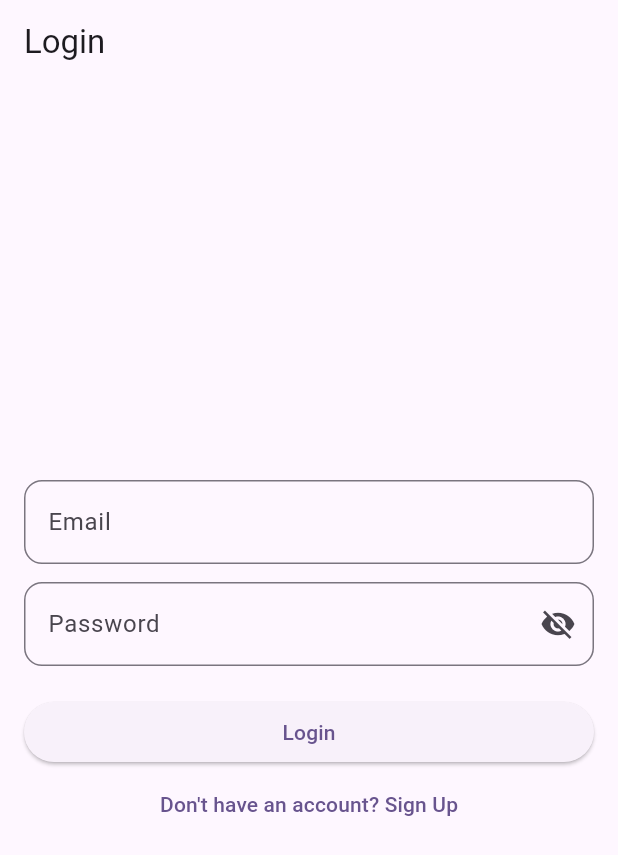
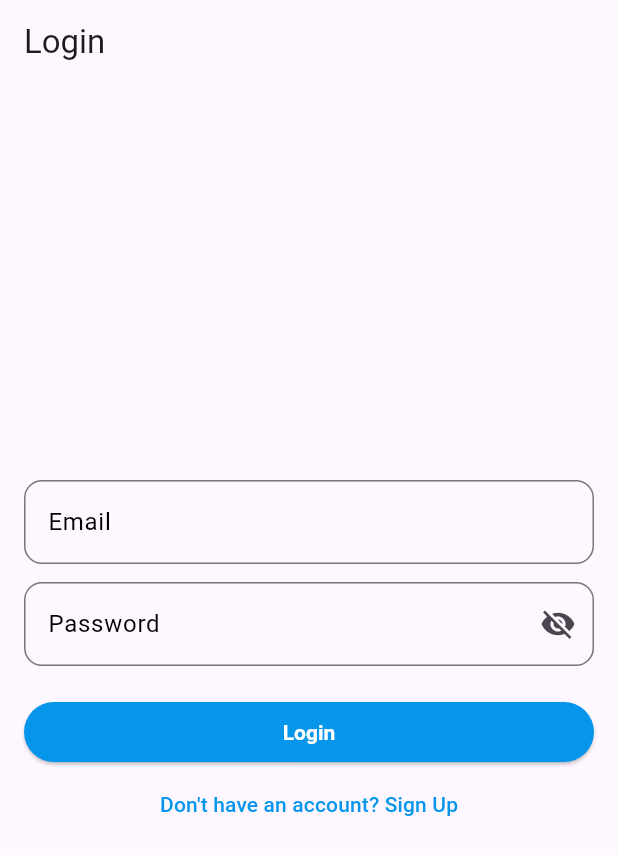
Before and after one commit to MustafaHassan22/games, a Flutter app: the screen it shows after launch, on a phone screen of 412 x 824 dp. Shown: the top 855 px of the screen. Run offline on Flutter 3.47's test engine with Material 3 defaults, Android fonts, the phone set to English and light mode, and no system bars; our stand-ins replace dartz, dio, equatable, firebase_auth, firebase_core, flutter_bloc and 2 more; accounts and stored records are empty.

Commit message:
setup appTheme

```diff
--- /dev/null
+++ b/lib/core/theme/app_theme.dart
@@ -0,0 +1,40 @@
+import 'package:flutter/material.dart';
+
+class AppTheme {
+  // static _border([Color color = AppPallete.borderColor]) => OutlineInputBorder(
+  //       borderSide: BorderSide(
+  //         color: color,
+  //         width: 3,
+  //       ),
+  //       borderRadius: BorderRadius.circular(10),
+  //     );
+  static ThemeData get lightTheme {
+    return ThemeData(
+        primaryColor: const Color.fromARGB(255, 5, 150, 235),
+        textButtonTheme: TextButtonThemeData(
+            style: TextButton.styleFrom(
+          foregroundColor: const Color.fromARGB(255, 5, 150, 235),
+        )),
+        elevatedButtonTheme: ElevatedButtonThemeData(
+          style: ElevatedButton.styleFrom(
+            backgroundColor: const Color.fromARGB(255, 5, 150, 235),
+            foregroundColor: Colors.white,
+            textStyle: const TextStyle(
+              fontWeight: FontWeight.bold,
+            ),
+          ),
+        ),
+        inputDecorationTheme: InputDecorationTheme(
+          labelStyle: const TextStyle(
+            color: Colors.black,
+          ),
+          focusedBorder: OutlineInputBorder(
+            borderSide: const BorderSide(
+              color: Color.fromARGB(255, 5, 150, 235),
+            ),
+            borderRadius: BorderRadius.circular(12),
+          ),
+        ),
+        textTheme: const TextTheme());
+  }
+}
--- a/lib/feature/auth/presentation/views/login_view.dart
+++ b/lib/feature/auth/presentation/views/login_view.dart
@@ -114,7 +114,9 @@ class _LoginScreenState extends State<LoginScreen> {
         context,
         MaterialPageRoute(builder: (_) => const SignUpScreen()),
       ),
-      child: const Text("Don't have an account? Sign Up"),
+      child: const Text(
+        "Don't have an account? Sign Up",
+      ),
     );
   }
 }
--- a/lib/main.dart
+++ b/lib/main.dart
@@ -1,6 +1,7 @@
 import 'package:firebase_core/firebase_core.dart';
 import 'package:flutter/material.dart';
 import 'package:flutter_bloc/flutter_bloc.dart';
+import 'package:games/core/theme/app_theme.dart';
 import 'package:games/core/utils/setup_service_locator.dart';
 import 'package:games/feature/auth/presentation/controller/cubit/auth_cubit.dart';
 import 'package:games/feature/splash_screen/splash_screen.dart';
@@ -24,10 +25,7 @@ class MyApp extends StatelessWidget {
       create: (context) => AuthCubit(signUpUsecase: sl(), loginUsecase: sl()),
       child: MaterialApp(
         debugShowCheckedModeBanner: false,
-        theme: ThemeData(
-          colorScheme: ColorScheme.fromSeed(seedColor: Colors.deepPurple),
-          useMaterial3: true,
-        ),
+        theme: AppTheme.lightTheme,
         home: const SplashScreen(), // Set SplashScreen as the initial route
       ),
     );
```
